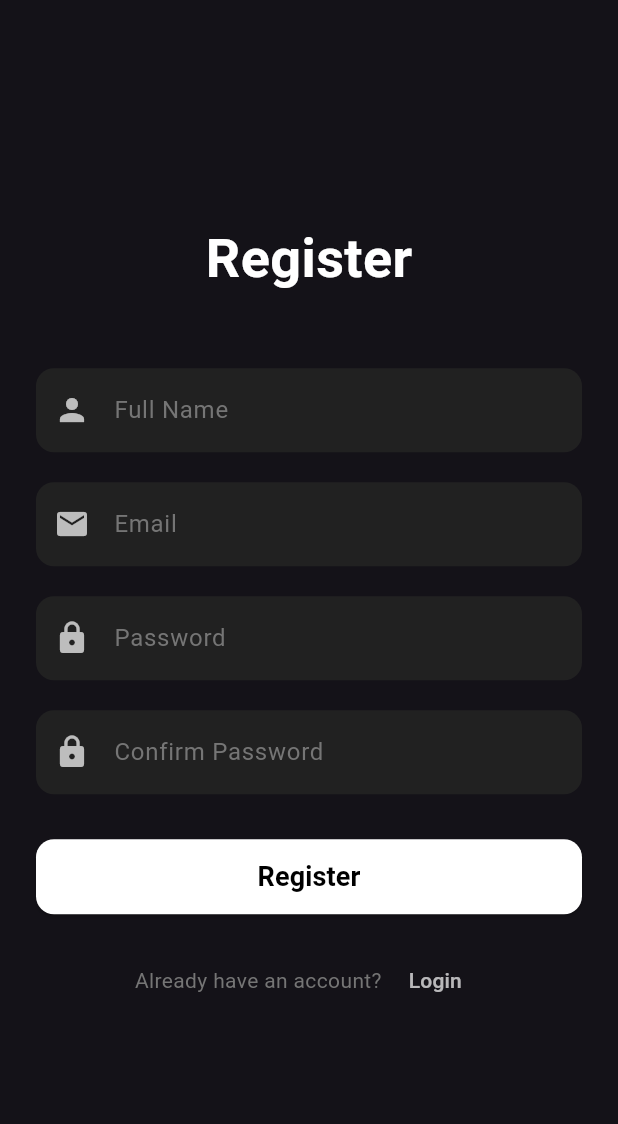
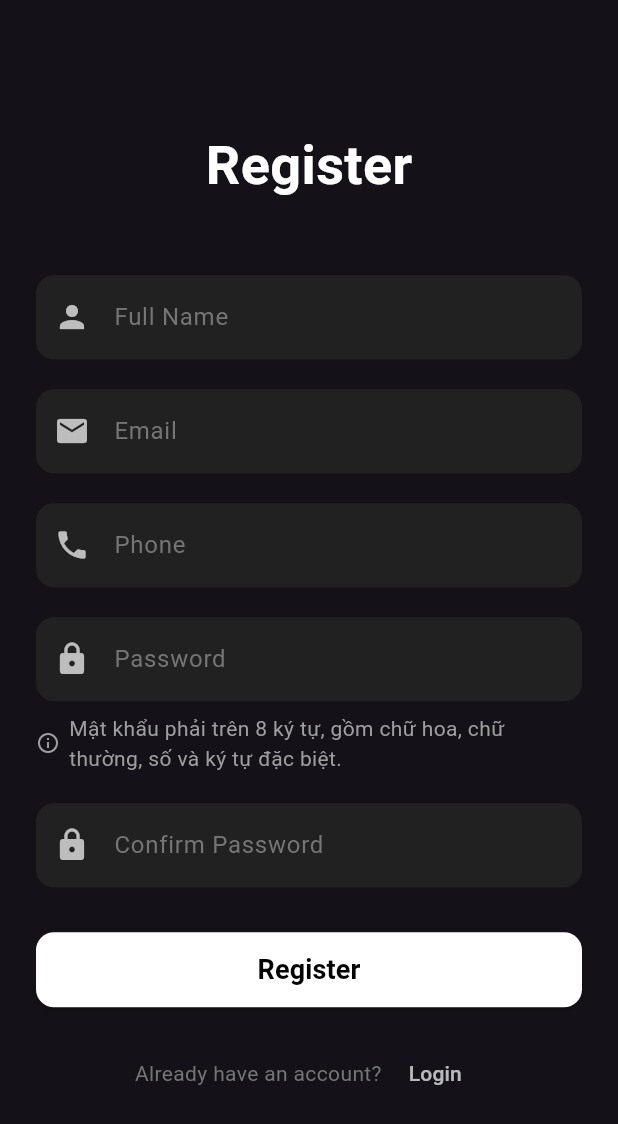
Before and after one commit to DevTapGym/to_do_list_app, a Flutter app: the screen it shows after launch, after a tap on "Login", after a tap on "Sign Up", on a phone screen of 412 x 824 dp. Shown: the top 1124 px of the screen. Run offline on Flutter 3.47's test engine with Material 3 defaults, Android fonts, the phone set to English and light mode, and no system bars; our stand-ins replace dio, flutter_bloc, image_picker, shared_preferences; network calls fail.

Commit message:
add register

```diff
--- a/lib/bloc/auth_bloc.dart
+++ b/lib/bloc/auth_bloc.dart
@@ -20,7 +20,7 @@ class AuthBloc extends Bloc<AuthEvent, AuthState> {
       emit(
         AuthAuthenticated(authResponse: response.authResponse!, isActive: true),
       );
-    } else if (response.isActive) {
+    } else if (!response.isActive) {
       // Tài khoản đúng nhưng chưa active
       emit(AuthAuthenticated(authResponse: null, isActive: false));
     } else {
--- a/lib/main.dart
+++ b/lib/main.dart
@@ -5,8 +5,8 @@ import 'package:to_do_list_app/bloc/auth_bloc.dart';
 import 'package:to_do_list_app/models/group.dart';
 import 'package:to_do_list_app/models/task.dart';
 import 'package:to_do_list_app/providers/theme_provider.dart';
-import 'package:to_do_list_app/screens/auth/login_page.dart';
-import 'package:to_do_list_app/screens/auth/register_page.dart';
+import 'package:to_do_list_app/screens/auth/login_screen.dart';
+import 'package:to_do_list_app/screens/auth/register_screen.dart';
 import 'package:to_do_list_app/screens/group/group_screen.dart';
 import 'package:to_do_list_app/screens/setting/setting_screen.dart';
 import 'package:to_do_list_app/screens/stats/stats_screen.dart';
@@ -51,7 +51,7 @@ class MyApp extends StatelessWidget {
 
           routes: {
             '/login': (context) => const LoginPage(),
-            '/register': (context) => const RegisterPage(),
+            '/register': (context) => const RegisterScreen(),
             '/forgot-password': (context) => ForgotPasswordScreen(),
             //'/reset-password': (context) => ResetPasswordScreen(),
             '/home': (context) => const HomeScreen(),
--- a/lib/screens/auth/register_page.dart
+++ /dev/null
@@ -1,126 +0,0 @@
-import 'package:flutter/material.dart';
-
-class RegisterPage extends StatelessWidget {
-  const RegisterPage({super.key});
-
-  @override
-  Widget build(BuildContext context) {
-    return Scaffold(
-      body: Center(
-        child: SingleChildScrollView(
-          padding: const EdgeInsets.symmetric(horizontal: 24.0),
-          child: Column(
-            mainAxisAlignment: MainAxisAlignment.center,
-            children: [
-              const Text(
-                'Register',
-                style: TextStyle(
-                  color: Colors.white,
-                  fontSize: 36,
-                  fontWeight: FontWeight.bold,
-                ),
-              ),
-              const SizedBox(height: 48),
-              TextField(
-                style: const TextStyle(color: Colors.white),
-                decoration: InputDecoration(
-                  hintText: 'Full Name',
-                  hintStyle: TextStyle(color: Colors.grey[600]),
-                  filled: true,
-                  fillColor: Colors.grey[900],
-                  border: OutlineInputBorder(
-                    borderRadius: BorderRadius.circular(12),
-                    borderSide: BorderSide.none,
-                  ),
-                  prefixIcon: const Icon(Icons.person, color: Colors.white70),
-                ),
-              ),
-              const SizedBox(height: 20),
-              TextField(
-                style: const TextStyle(color: Colors.white),
-                decoration: InputDecoration(
-                  hintText: 'Email',
-                  hintStyle: TextStyle(color: Colors.grey[600]),
-                  filled: true,
-                  fillColor: Colors.grey[900],
-                  border: OutlineInputBorder(
-                    borderRadius: BorderRadius.circular(12),
-                    borderSide: BorderSide.none,
-                  ),
-                  prefixIcon: const Icon(Icons.email, color: Colors.white70),
-                ),
-              ),
-              const SizedBox(height: 20),
-              TextField(
-                style: const TextStyle(color: Colors.white),
-                obscureText: true,
-                decoration: InputDecoration(
-                  hintText: 'Password',
-                  hintStyle: TextStyle(color: Colors.grey[600]),
-                  filled: true,
-                  fillColor: Colors.grey[900],
-                  border: OutlineInputBorder(
-                    borderRadius: BorderRadius.circular(12),
-                    borderSide: BorderSide.none,
-                  ),
-                  prefixIcon: const Icon(Icons.lock, color: Colors.white70),
-                ),
-              ),
-              const SizedBox(height: 20),
-              TextField(
-                style: const TextStyle(color: Colors.white),
-                obscureText: true,
-                decoration: InputDecoration(
-                  hintText: 'Confirm Password',
-                  hintStyle: TextStyle(color: Colors.grey[600]),
-                  filled: true,
-                  fillColor: Colors.grey[900],
-                  border: OutlineInputBorder(
-                    borderRadius: BorderRadius.circular(12),
-                    borderSide: BorderSide.none,
-                  ),
-                  prefixIcon: const Icon(Icons.lock, color: Colors.white70),
-                ),
-              ),
-              const SizedBox(height: 30),
-              ElevatedButton(
-                onPressed: () {},
-                style: ElevatedButton.styleFrom(
-                  backgroundColor: Colors.white,
-                  foregroundColor: Colors.black,
-                  minimumSize: const Size(double.infinity, 50),
-                  shape: RoundedRectangleBorder(
-                    borderRadius: BorderRadius.circular(12),
-                  ),
-                ),
-                child: const Text(
-                  'Register',
-                  style: TextStyle(fontSize: 18, fontWeight: FontWeight.bold),
-                ),
-              ),
-              const SizedBox(height: 20),
-              Row(
-                mainAxisAlignment: MainAxisAlignment.center,
-                children: [
-                  Text(
-                    'Already have an account? ',
-                    style: TextStyle(color: Colors.grey[600]),
-                  ),
-                  TextButton(
-                    onPressed: () {
-                      Navigator.pop(context); // Quay lại trang Login
-                    },
-                    child: const Text(
-                      'Login',
-                      style: TextStyle(color: Colors.white70),
-                    ),
-                  ),
-                ],
-              ),
-            ],
-          ),
-        ),
-      ),
-    );
-  }
-}
--- /dev/null
+++ b/lib/screens/auth/register_screen.dart
@@ -0,0 +1,247 @@
+import 'package:flutter/material.dart';
+import 'package:flutter/services.dart';
+import 'package:to_do_list_app/services/auth_service.dart';
+
+class RegisterScreen extends StatefulWidget {
+  const RegisterScreen({super.key});
+
+  @override
+  State<RegisterScreen> createState() => _RegisterScreenState();
+}
+
+class _RegisterScreenState extends State<RegisterScreen> {
+  final _formKey = GlobalKey<FormState>();
+  final _fullNameController = TextEditingController();
+  final _emailController = TextEditingController();
+  final _phoneController = TextEditingController();
+  final _passwordController = TextEditingController();
+  final _confirmPasswordController = TextEditingController();
+
+  @override
+  void dispose() {
+    _fullNameController.dispose();
+    _emailController.dispose();
+    _phoneController.dispose();
+    _passwordController.dispose();
+    _confirmPasswordController.dispose();
+    super.dispose();
+  }
+
+  void _submit() async {
+    if (_formKey.currentState!.validate()) {
+      final name = _fullNameController.text.trim();
+      final email = _emailController.text.trim();
+      final phone = _phoneController.text.trim();
+      final password = _passwordController.text.trim();
+
+      showDialog(
+        context: context,
+        barrierDismissible: false,
+        builder: (_) => const Center(child: CircularProgressIndicator()),
+      );
+
+      final result = await AuthService().register(name, email, password, phone);
+      Navigator.of(context).pop();
+
+      if (result == "success") {
+        ScaffoldMessenger.of(context).showSnackBar(
+          const SnackBar(
+            content: Text("Đăng ký thành công!"),
+            backgroundColor: Colors.green,
+            duration: Duration(seconds: 2),
+          ),
+        );
+        await Future.delayed(const Duration(seconds: 2));
+
+        Navigator.pushReplacementNamed(context, '/login');
+      } else {
+        ScaffoldMessenger.of(context).showSnackBar(
+          SnackBar(content: Text(result), backgroundColor: Colors.red),
+        );
+      }
+    }
+  }
+
+  @override
+  Widget build(BuildContext context) {
+    return Scaffold(
+      body: Center(
+        child: SingleChildScrollView(
+          padding: const EdgeInsets.symmetric(horizontal: 24.0),
+          child: Form(
+            key: _formKey,
+            child: Column(
+              mainAxisAlignment: MainAxisAlignment.center,
+              children: [
+                const Text(
+                  'Register',
+                  style: TextStyle(
+                    color: Colors.white,
+                    fontSize: 36,
+                    fontWeight: FontWeight.bold,
+                  ),
+                ),
+                const SizedBox(height: 48),
+
+                // Full Name
+                TextFormField(
+                  controller: _fullNameController,
+                  style: const TextStyle(color: Colors.white),
+                  decoration: _buildInputDecoration('Full Name', Icons.person),
+                  validator:
+                      (value) =>
+                          value == null || value.isEmpty
+                              ? 'Nhập tên của bạn'
+                              : null,
+                ),
+                const SizedBox(height: 20),
+
+                // Email
+                TextFormField(
+                  controller: _emailController,
+                  keyboardType: TextInputType.emailAddress,
+                  style: const TextStyle(color: Colors.white),
+                  decoration: _buildInputDecoration('Email', Icons.email),
+                  validator: (value) {
+                    if (value == null || value.isEmpty) {
+                      return 'Nhập email';
+                    }
+                    if (!RegExp(
+                      r'^[\w-.]+@([\w-]+\.)+[\w-]{2,4}$',
+                    ).hasMatch(value)) {
+                      return 'Email không hợp lệ';
+                    }
+                    return null;
+                  },
+                ),
+                const SizedBox(height: 20),
+
+                // Phone
+                TextFormField(
+                  controller: _phoneController,
+                  keyboardType: TextInputType.phone,
+                  inputFormatters: [FilteringTextInputFormatter.digitsOnly],
+                  style: const TextStyle(color: Colors.white),
+                  decoration: _buildInputDecoration('Phone', Icons.phone),
+                  validator: (value) {
+                    if (value == null || value.isEmpty) {
+                      return 'Nhập số điện thoại';
+                    }
+                    if (value.length != 10) {
+                      return 'Số điện thoại không hợp lệ';
+                    }
+                    return null;
+                  },
+                ),
+                const SizedBox(height: 20),
+
+                // Password
+                TextFormField(
+                  controller: _passwordController,
+                  obscureText: true,
+                  style: const TextStyle(color: Colors.white),
+                  decoration: _buildInputDecoration('Password', Icons.lock),
+                  validator: (value) {
+                    if (value == null || value.isEmpty) {
+                      return 'Nhập mật khẩu';
+                    }
+                    if (value.length < 6) {
+                      return 'Mật khẩu ít nhất 6 ký tự';
+                    }
+                    return null;
+                  },
+                ),
+                const SizedBox(height: 8),
+                Row(
+                  children: const [
+                    Icon(Icons.info_outline, size: 16, color: Colors.grey),
+                    SizedBox(width: 6),
+                    Expanded(
+                      child: Text(
+                        'Mật khẩu phải trên 8 ký tự, gồm chữ hoa, chữ thường, số và ký tự đặc biệt.',
+                        style: TextStyle(fontSize: 14, color: Colors.grey),
+                      ),
+                    ),
+                  ],
+                ),
+                const SizedBox(height: 20),
+                // Confirm Password
+                TextFormField(
+                  controller: _confirmPasswordController,
+                  obscureText: true,
+                  style: const TextStyle(color: Colors.white),
+                  decoration: _buildInputDecoration(
+                    'Confirm Password',
+                    Icons.lock,
+                  ),
+                  validator: (value) {
+                    if (value == null || value.isEmpty) {
+                      return 'Xác nhận mật khẩu';
+                    }
+                    if (value != _passwordController.text) {
+                      return 'Mật khẩu không khớp';
+                    }
+                    return null;
+                  },
+                ),
+                const SizedBox(height: 30),
+
+                // Submit button
+                ElevatedButton(
+                  onPressed: _submit,
+                  style: ElevatedButton.styleFrom(
+                    backgroundColor: Colors.white,
+                    foregroundColor: Colors.black,
+                    minimumSize: const Size(double.infinity, 50),
+                    shape: RoundedRectangleBorder(
+                      borderRadius: BorderRadius.circular(12),
+                    ),
+                  ),
+                  child: const Text(
+                    'Register',
+                    style: TextStyle(fontSize: 18, fontWeight: FontWeight.bold),
+                  ),
+                ),
+                const SizedBox(height: 20),
+
+                // Already have account
+                Row(
+                  mainAxisAlignment: MainAxisAlignment.center,
+                  children: [
+                    Text(
+                      'Already have an account? ',
+                      style: TextStyle(color: Colors.grey[600]),
+                    ),
+                    TextButton(
+                      onPressed: () {
+                        Navigator.pop(context);
+                      },
+                      child: const Text(
+                        'Login',
+                        style: TextStyle(color: Colors.white70),
+                      ),
+                    ),
+                  ],
+                ),
+              ],
+            ),
+          ),
+        ),
+      ),
+    );
+  }
+
+  InputDecoration _buildInputDecoration(String hint, IconData icon) {
+    return InputDecoration(
+      hintText: hint,
+      hintStyle: TextStyle(color: Colors.grey[600]),
+      filled: true,
+      fillColor: Colors.grey[900],
+      border: OutlineInputBorder(
+        borderRadius: BorderRadius.circular(12),
+        borderSide: BorderSide.none,
+      ),
+      prefixIcon: Icon(icon, color: Colors.white70),
+    );
+  }
+}
```
Also changed, not shown: lib/screens/auth/auth_screen.dart (deleted, +0 -33 lines), lib/screens/auth/forgot_passowrd_screen.dart (+91 -86 lines), lib/screens/auth/forgot_password_page.dart (deleted, +0 -87 lines), lib/services/auth_service.dart (+35 -1 lines), lib/screens/auth/login_screen.dart (renamed from lib/screens/auth/login_page.dart).
